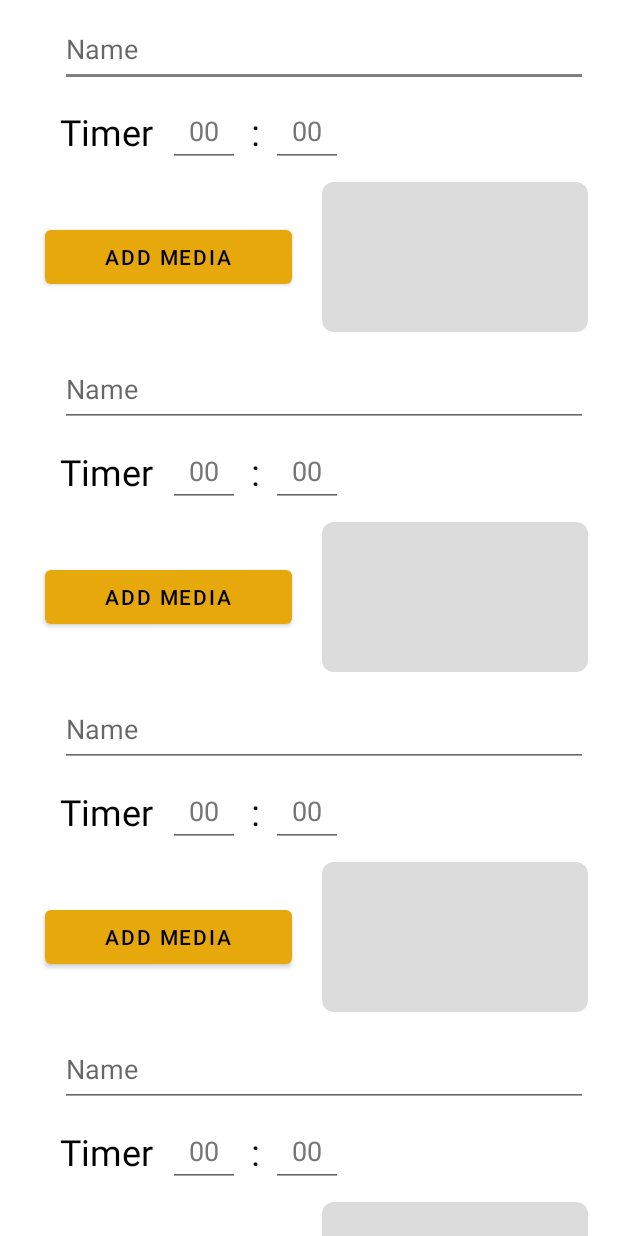
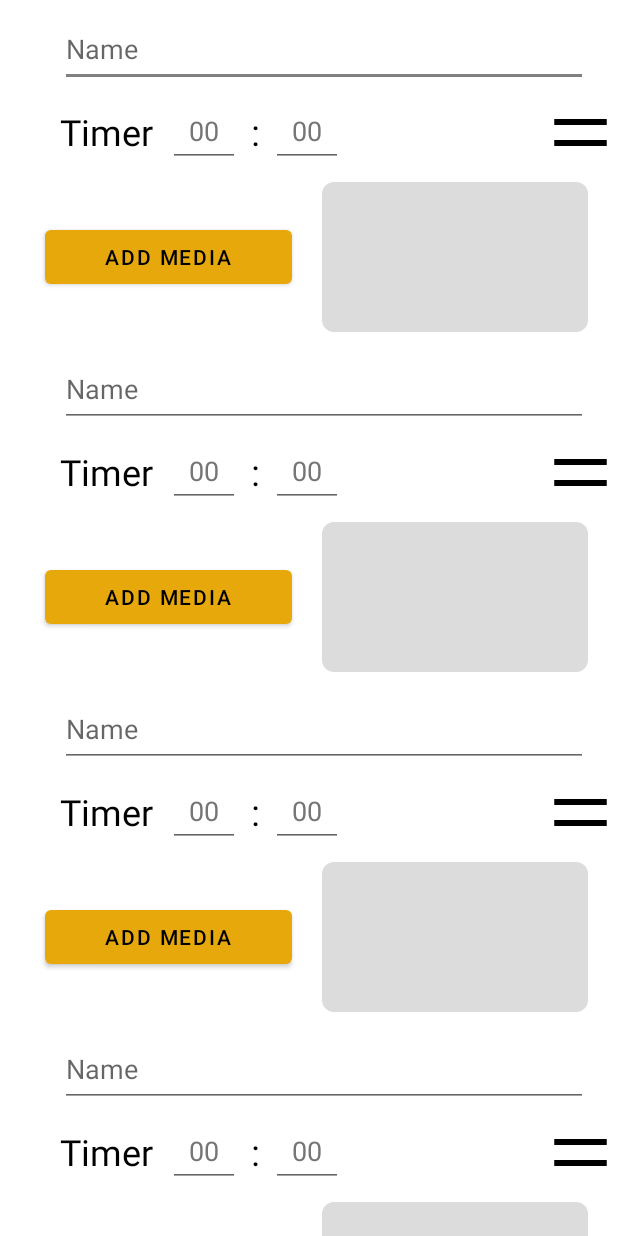
Before and after one commit to kremnev8/AndroidApps, an Android app: the layout fragment_recipe_edit_steps.xml on its own in the app's theme, with its tools: preview values and no code run, on a phone screen of 412 x 824 dp. Run offline under Robolectric (Android 15) with nearby library versions, the phone set to English and light mode, and no system bars.

Commit message:
Fix issue

```diff
--- a/app/src/main/res/layout/item_recipe_step_edit.xml
+++ b/app/src/main/res/layout/item_recipe_step_edit.xml
@@ -141,6 +141,7 @@
             android:layout_height="50dp"
             android:layout_marginTop="5dp"
             android:contentDescription="@string/drag_handle_desc"
+            android:src="@drawable/ic_drag"
             app:layout_constraintBottom_toBottomOf="parent"
             app:layout_constraintEnd_toEndOf="parent"
             app:layout_constraintTop_toBottomOf="@+id/stepName"
```
Also changed, not shown: app/src/main/java/com/kremnev8/electroniccookbook/components/recipe/importPage/ImportRecipeWorker.java (+8 -1 lines).
